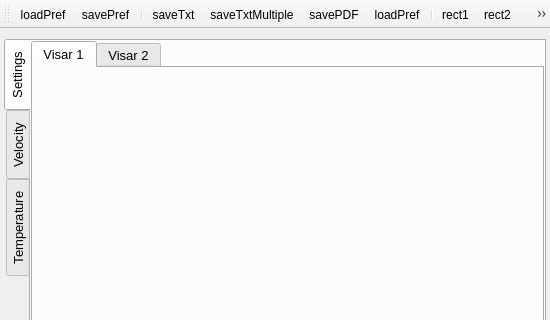
This is UIs/nVISAR1.ui in NeutrinoToolkit/Neutrino as Qt 5 draws it before an edit; both pictures show x 0 to 550 and y 0 to 320 of the 550 by 521 pixel window. The edited form follows.
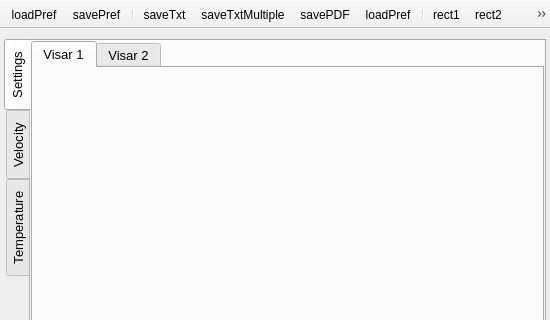
This is the edited form. The open tabs and pages were chosen to show the change. Icons and pictures are not drawn. Custom widgets are drawn as their Qt base class.

The edit to the form file:
```diff
--- a/UIs/nVISAR1.ui
+++ b/UIs/nVISAR1.ui
@@ -502,6 +502,9 @@
    <property name="windowTitle">
     <string>toolBar</string>
    </property>
+   <property name="movable">
+    <bool>false</bool>
+   </property>
    <property name="floatable">
     <bool>false</bool>
    </property>
```
Left out of the diff: 154 changed lines with no effect on the pictures.
